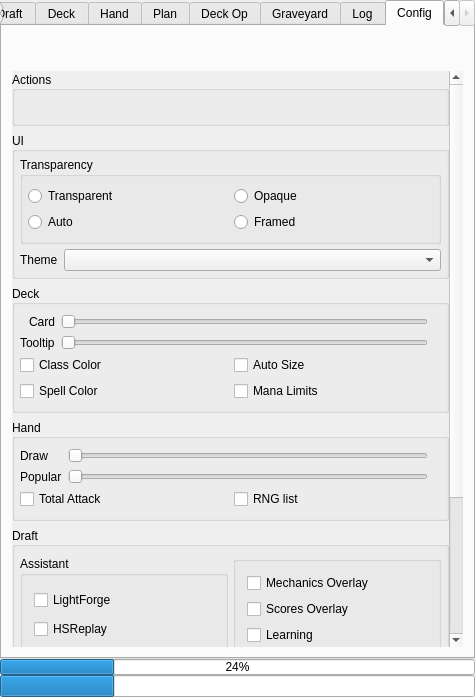
Above: mainwindow.ui from supertriodo/Arena-Tracker before the change. Below: the same form after it.
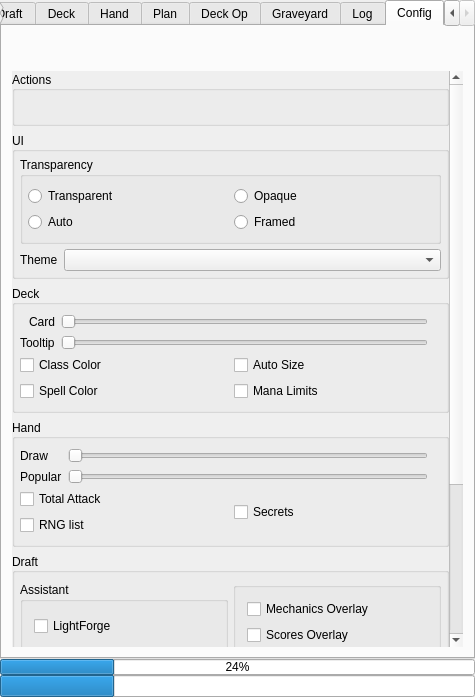
That is the form after the change. The open tabs and pages were chosen to show the change. Icons and pictures are not drawn. Custom widgets are drawn as their Qt base class.

Commit message: Add secrets checkbox to config tab.

The edit to the form file:
```diff
--- a/mainwindow.ui
+++ b/mainwindow.ui
@@ -1572,9 +1572,9 @@
              <property name="geometry">
               <rect>
                <x>0</x>
-               <y>0</y>
+               <y>-98</y>
                <width>435</width>
-               <height>876</height>
+               <height>906</height>
               </rect>
              </property>
              <layout class="QVBoxLayout" name="verticalLayout_5">
@@ -2065,6 +2065,8 @@
                  <item>
                   <layout class="QHBoxLayout" name="configHandHorizontalLayout2">
                    <item>
+                    <layout class="QVBoxLayout" name="configHandVerticalLayout4">
+                     <item>
                     <widget class="QCheckBox" name="configCheckTotalAttack">
                      <property name="toolTip">
                       <string>Total Attack: Show the sum of your minions + your hero attack.</string>
@@ -2084,6 +2086,23 @@
                       <string>RNG list</string>
                      </property>
                     </widget>
+                     </item>
+                    </layout>
+                   </item>
+                   <item>
+                    <layout class="QVBoxLayout" name="configHandVerticalLayout5">
+                     <item>
+                      <widget class="QCheckBox" name="configCheckSecrets">
+                       <property name="toolTip">
+                        <string>Secrets: Show possibilities
+when the opponent plays a secret.</string>
+                       </property>
+                       <property name="text">
+                        <string>Secrets</string>
+                       </property>
+                      </widget>
+                     </item>
+                    </layout>
                    </item>
                   </layout>
                  </item>
```
Left out of the diff: 2 changed lines with no effect on the pictures. Lines whose indentation alone changed are shown as unchanged. The commit also changes 4 other files.
